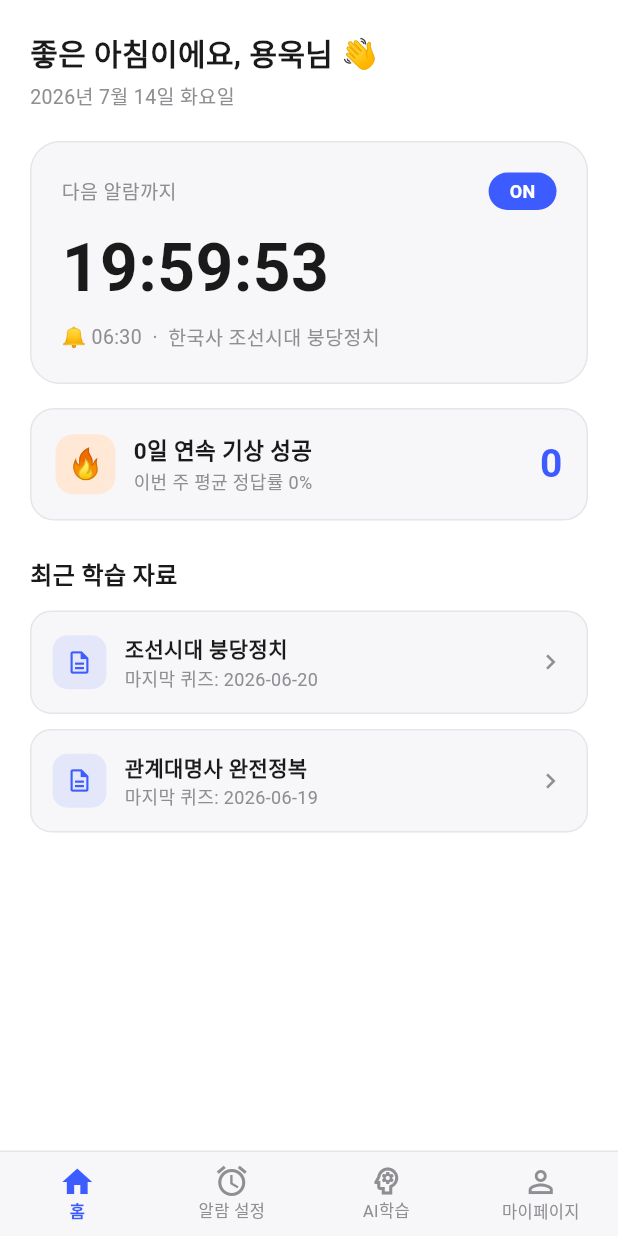
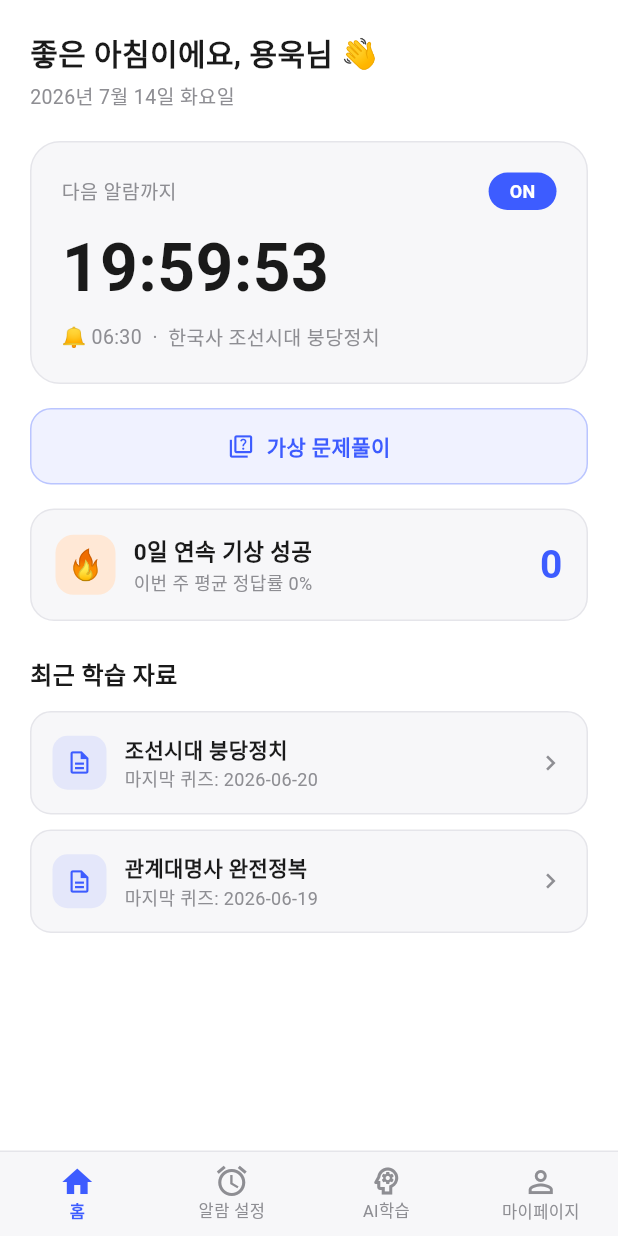
Before and after one commit to yongwook0001-hub/Alarmstudy, a Flutter app: the screen it shows after launch, on a phone screen of 412 x 824 dp. Run offline on Flutter 3.47's test engine with Material 3 defaults, Android fonts, the phone set to English and light mode, and no system bars; our stand-ins replace file_picker, flutter_dotenv, google_generative_ai.

Commit message:
feat: 가상 문제풀이 구현

```diff
--- a/lib/screens/home_screen.dart
+++ b/lib/screens/home_screen.dart
@@ -3,6 +3,7 @@ import 'package:flutter/material.dart';
 import '../theme/app_theme.dart';
 import '../models/alarm_model.dart';
 import '../models/study_material.dart';
+import 'practice_quiz_select_screen.dart';
 
 class HomeScreen extends StatefulWidget {
   final Function(int) onTabChange;
@@ -191,6 +192,36 @@ class _HomeScreenState extends State<HomeScreen> {
               ),
               const SizedBox(height: 16),
 
+              // 가상 문제풀이 버튼 - 알람을 기다리지 않고 바로 퀴즈 연습
+              GestureDetector(
+                onTap: () => Navigator.push(
+                  context,
+                  MaterialPageRoute(
+                    builder: (_) => PracticeQuizSelectScreen(materials: widget.materials),
+                  ),
+                ),
+                child: Container(
+                  width: double.infinity,
+                  padding: const EdgeInsets.symmetric(vertical: 14),
+                  decoration: BoxDecoration(
+                    color: kPrimary.withOpacity(0.08),
+                    borderRadius: BorderRadius.circular(14),
+                    border: Border.all(color: kPrimary.withOpacity(0.3)),
+                  ),
+                  alignment: Alignment.center,
+                  child: const Row(
+                    mainAxisAlignment: MainAxisAlignment.center,
+                    children: [
+                      Icon(Icons.quiz_outlined, color: kPrimary, size: 18),
+                      SizedBox(width: 8),
+                      Text('가상 문제풀이',
+                          style: TextStyle(color: kPrimary, fontSize: 14, fontWeight: FontWeight.bold)),
+                    ],
+                  ),
+                ),
+              ),
+              const SizedBox(height: 16),
+
               // 연속 기상 스트릭 카드
               Container(
                 width: double.infinity,
```
Also changed, not shown: lib/screens/alarm_ringing_screen.dart (+11 -0 lines), lib/screens/practice_quiz_select_screen.dart (added, +116 -0 lines).
